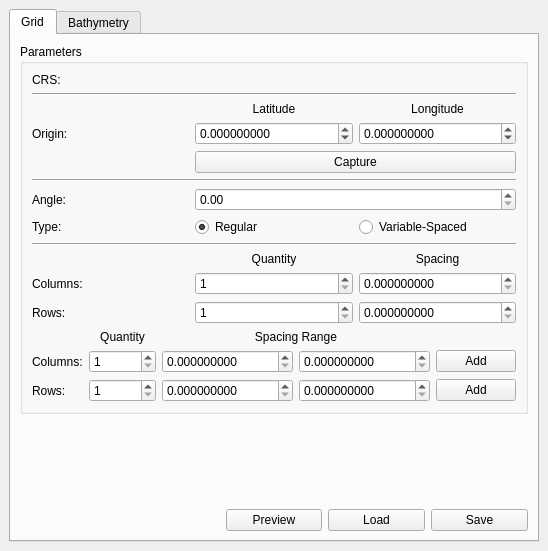
The window that mohid_qgis_dockwidget_base.ui (Mohid-Water-Modelling-System/MOHID_QGIS) describes before a commit, drawn with Qt 5.
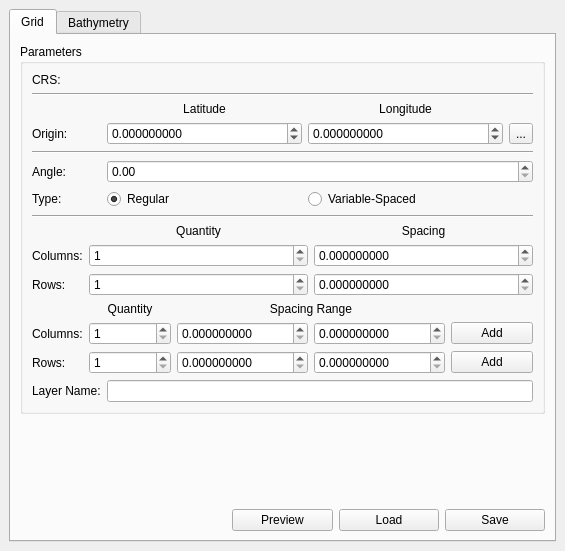
The same window after the commit. Custom widgets are drawn as their Qt base class.

Commit message: Add capture point tool

What changed in the file:
```diff
--- a/mohid_qgis_dockwidget_base.ui
+++ b/mohid_qgis_dockwidget_base.ui
@@ -6,7 +6,7 @@
             <rect>
                 <x>0</x>
                 <y>0</y>
-                <width>399</width>
+    <width>565</width>
                 <height>551</height>
             </rect>
         </property>
@@ -58,13 +58,132 @@
                                             <string>Parameters</string>
                                         </property>
                                         <layout class="QGridLayout" name="gridLayout">
-                                            <item row="6" column="0">
+           <item row="0" column="1" colspan="3">
+            <widget class="QgsProjectionSelectionWidget" name="mQgsProjectionSelectionWidget"/>
+           </item>
+           <item row="5" column="0">
                                                 <widget class="QLabel" name="labelAngle">
+             <property name="sizePolicy">
+              <sizepolicy hsizetype="Fixed" vsizetype="Preferred">
+               <horstretch>0</horstretch>
+               <verstretch>0</verstretch>
+              </sizepolicy>
+             </property>
                                                     <property name="text">
                                                         <string>Angle:</string>
                                                     </property>
                                                 </widget>
                                             </item>
+           <item row="8" column="0" colspan="4">
+            <widget class="QWidget" name="widgetRegular" native="true">
+             <layout class="QGridLayout" name="gridLayout_3">
+              <property name="leftMargin">
+               <number>0</number>
+              </property>
+              <property name="topMargin">
+               <number>0</number>
+              </property>
+              <property name="rightMargin">
+               <number>0</number>
+              </property>
+              <property name="bottomMargin">
+               <number>0</number>
+              </property>
+              <item row="0" column="1">
+               <widget class="QLabel" name="labelRegularQuantity">
+                <property name="text">
+                 <string>Quantity</string>
+                </property>
+                <property name="alignment">
+                 <set>Qt::AlignCenter</set>
+                </property>
+               </widget>
+              </item>
+              <item row="2" column="1">
+               <widget class="QSpinBox" name="spinBoxRegularRowsQuantity">
+                <property name="minimum">
+                 <number>1</number>
+                </property>
+                <property name="maximum">
+                 <number>999999999</number>
+                </property>
+               </widget>
+              </item>
+              <item row="0" column="2">
+               <widget class="QLabel" name="labelRegularSpacing">
+                <property name="text">
+                 <string>Spacing</string>
+                </property>
+                <property name="alignment">
+                 <set>Qt::AlignCenter</set>
+                </property>
+               </widget>
+              </item>
+              <item row="1" column="0">
+               <widget class="QLabel" name="labelRegularColumns">
+                <property name="sizePolicy">
+                 <sizepolicy hsizetype="Fixed" vsizetype="Preferred">
+                  <horstretch>0</horstretch>
+                  <verstretch>0</verstretch>
+                 </sizepolicy>
+                </property>
+                <property name="text">
+                 <string>Columns:</string>
+                </property>
+                <property name="scaledContents">
+                 <bool>false</bool>
+                </property>
+                <property name="wordWrap">
+                 <bool>false</bool>
+                </property>
+               </widget>
+              </item>
+              <item row="1" column="2">
+               <widget class="QDoubleSpinBox" name="doubleSpinBoxRegularColumnsSpacing">
+                <property name="decimals">
+                 <number>9</number>
+                </property>
+                <property name="maximum">
+                 <double>999999999.000000000000000</double>
+                </property>
+               </widget>
+              </item>
+              <item row="2" column="0">
+               <widget class="QLabel" name="labelRegularRows">
+                <property name="sizePolicy">
+                 <sizepolicy hsizetype="Fixed" vsizetype="Preferred">
+                  <horstretch>0</horstretch>
+                  <verstretch>0</verstretch>
+                 </sizepolicy>
+                </property>
+                <property name="text">
+                 <string>Rows:</string>
+                </property>
+               </widget>
+              </item>
+              <item row="1" column="1">
+               <widget class="QSpinBox" name="spinBoxRegularColumnsQuantity">
+                <property name="minimum">
+                 <number>1</number>
+                </property>
+                <property name="maximum">
+                 <number>999999999</number>
+                </property>
+               </widget>
+              </item>
+              <item row="2" column="2">
+               <widget class="QDoubleSpinBox" name="doubleSpinBoxRegularRowsSpacing">
+                <property name="decimals">
+                 <number>9</number>
+                </property>
+                <property name="maximum">
+                 <double>999999999.000000000000000</double>
+                </property>
+               </widget>
+              </item>
+             </layout>
+            </widget>
+           </item>
                                             <item row="3" column="1">
                                                 <widget class="QDoubleSpinBox" name="doubleSpinBoxOriginLatitude">
                                                     <property name="decimals">
@@ -78,7 +197,71 @@
                                                     </property>
                                                 </widget>
                                             </item>
-                                            <item row="7" column="1">
+           <item row="4" column="0" colspan="4">
+            <widget class="Line" name="line_2">
+             <property name="orientation">
+              <enum>Qt::Horizontal</enum>
+             </property>
+            </widget>
+           </item>
+           <item row="0" column="0">
+            <widget class="QLabel" name="labelCRS">
+             <property name="sizePolicy">
+              <sizepolicy hsizetype="Fixed" vsizetype="Preferred">
+               <horstretch>0</horstretch>
+               <verstretch>0</verstretch>
+              </sizepolicy>
+             </property>
+             <property name="text">
+              <string>CRS:</string>
+             </property>
+            </widget>
+           </item>
+           <item row="3" column="2">
+            <widget class="QDoubleSpinBox" name="doubleSpinBoxOriginLongitude">
+             <property name="decimals">
+              <number>9</number>
+             </property>
+             <property name="minimum">
+              <double>-999999999.000000000000000</double>
+             </property>
+             <property name="maximum">
+              <double>999999999.000000000000000</double>
+             </property>
+            </widget>
+           </item>
+           <item row="3" column="3">
+            <widget class="QToolButton" name="toolButtonCapturePoint">
+             <property name="text">
+              <string>...</string>
+             </property>
+            </widget>
+           </item>
+           <item row="1" column="0" colspan="4">
+            <widget class="Line" name="line">
+             <property name="orientation">
+              <enum>Qt::Horizontal</enum>
+             </property>
+            </widget>
+           </item>
+           <item row="2" column="1">
+            <widget class="QLabel" name="labelLatitude">
+             <property name="text">
+              <string>Latitude</string>
+             </property>
+             <property name="alignment">
+              <set>Qt::AlignCenter</set>
+             </property>
+            </widget>
+           </item>
+           <item row="7" column="0" colspan="4">
+            <widget class="Line" name="line_3">
+             <property name="orientation">
+              <enum>Qt::Horizontal</enum>
+             </property>
+            </widget>
+           </item>
+           <item row="6" column="1">
                                                 <widget class="QRadioButton" name="radioButtonRegular">
                                                     <property name="enabled">
                                                         <bool>true</bool>
@@ -91,28 +274,63 @@
                                                     </property>
                                                 </widget>
                                             </item>
-                                            <item row="4" column="1" colspan="2">
-                                                <widget class="QPushButton" name="pushButtonCapture">
+           <item row="2" column="2">
+            <widget class="QLabel" name="labelLongitude">
                                                     <property name="text">
-                                                        <string>Capture</string>
-                                                    </property>
-                                                </widget>
-                                            </item>
-                                            <item row="1" column="0" colspan="3">
-                                                <widget class="Line" name="line">
-                                                    <property name="orientation">
-                                                        <enum>Qt::Horizontal</enum>
+              <string>Longitude</string>
+             </property>
+             <property name="alignment">
+              <set>Qt::AlignCenter</set>
                                                     </property>
                                                 </widget>
                                             </item>
-                                            <item row="7" column="2">
+           <item row="6" column="2">
                                                 <widget class="QRadioButton" name="radioButtonVariableSpaced">
                                                     <property name="text">
                                                         <string>Variable-Spaced</string>
                                                     </property>
                                                 </widget>
                                             </item>
-                                            <item row="10" column="0" colspan="3">
+           <item row="5" column="1" colspan="3">
+            <widget class="QDoubleSpinBox" name="doubleSpinBoxAngle"/>
+           </item>
+           <item row="6" column="0">
+            <widget class="QLabel" name="labelType">
+             <property name="text">
+              <string>Type:</string>
+             </property>
+            </widget>
+           </item>
+           <item row="3" column="0">
+            <widget class="QLabel" name="labelOrigin">
+             <property name="sizePolicy">
+              <sizepolicy hsizetype="Fixed" vsizetype="Preferred">
+               <horstretch>0</horstretch>
+               <verstretch>0</verstretch>
+              </sizepolicy>
+             </property>
+             <property name="text">
+              <string>Origin:</string>
+             </property>
+            </widget>
+           </item>
+           <item row="11" column="0">
+            <widget class="QLabel" name="labelLayerName">
+             <property name="sizePolicy">
+              <sizepolicy hsizetype="Fixed" vsizetype="Preferred">
+               <horstretch>0</horstretch>
+               <verstretch>0</verstretch>
+              </sizepolicy>
+             </property>
+             <property name="text">
+              <string>Layer Name:</string>
+             </property>
+            </widget>
+           </item>
+           <item row="11" column="1" colspan="3">
+            <widget class="QLineEdit" name="lineEditLayerName"/>
+           </item>
+           <item row="10" column="0" colspan="4">
                                                 <widget class="QWidget" name="widgetVariableSpaced" native="true">
                                                     <property name="enabled">
                                                         <bool>true</bool>
@@ -133,30 +351,39 @@
                                                         <property name="bottomMargin">
                                                             <number>0</number>
                                                         </property>
-                                                        <item row="2" column="0">
-                                                            <widget class="QLabel" name="labelVariableSpacedColumns">
-                                                                <property name="text">
-                                                                    <string>Columns:</string>
-                                                                </property>
-                                                            </widget>
-                                                        </item>
-                                                        <item row="2" column="2">
-                                                            <widget class="QDoubleSpinBox" name="doubleSpinBoxVariableSpacedColumnsSpacingStart">
-                                                                <property name="decimals">
-                                                                    <number>9</number>
-                                                                </property>
-                                                                <property name="maximum">
-                                                                    <double>999999999.000000000000000</double>
-                                                                </property>
-                                                            </widget>
-                                                        </item>
                                                         <item row="3" column="0">
                                                             <widget class="QLabel" name="labelVariableSpacedRows">
+                <property name="sizePolicy">
+                 <sizepolicy hsizetype="Fixed" vsizetype="Preferred">
+                  <horstretch>0</horstretch>
+                  <verstretch>0</verstretch>
+                 </sizepolicy>
+                </property>
                                                                 <property name="text">
                                                                     <string>Rows:</string>
                                                                 </property>
                                                             </widget>
                                                         </item>
+              <item row="0" column="1">
+               <widget class="QLabel" name="labelVariableSpacedQuantity">
+                <property name="text">
+                 <string>Quantity</string>
+                </property>
+                <property name="alignment">
+                 <set>Qt::AlignCenter</set>
+                </property>
+               </widget>
+              </item>
+              <item row="3" column="2">
+               <widget class="QDoubleSpinBox" name="doubleSpinBoxVariableSpacedRowsSpacingStart">
+                <property name="decimals">
+                 <number>9</number>
+                </property>
+                <property name="maximum">
+                 <double>999999999.000000000000000</double>
+                </property>
+               </widget>
+              </item>
                                                         <item row="3" column="3">
                                                             <widget class="QDoubleSpinBox" name="doubleSpinBoxVariableSpacedRowsSpacingEnd">
                                                                 <property name="decimals">
@@ -167,26 +394,6 @@
                                                                 </property>
                                                             </widget>
                                                         </item>
-                                                        <item row="3" column="1">
-                                                            <widget class="QSpinBox" name="spinBoxVariableSpacedRowsQuantity">
-                                                                <property name="minimum">
-                                                                    <number>1</number>
-                                                                </property>
-                                                                <property name="maximum">
-                                                                    <number>999999999</number>
-                                                                </property>
-                                                            </widget>
-                                                        </item>
-                                                        <item row="2" column="1">
-                                                            <widget class="QSpinBox" name="spinBoxVariableSpacedColumnsQuantity">
-                                                                <property name="minimum">
-                                                                    <number>1</number>
-                                                                </property>
-                                                                <property name="maximum">
-                                                                    <number>999999999</number>
-                                                                </property>
-                                                            </widget>
-                                                        </item>
                                                         <item row="0" column="2" colspan="2">
                                                             <widget class="QLabel" name="labelSpacingRange">
                                                                 <property name="text">
@@ -214,23 +421,23 @@
                                                                 </property>
                                                             </widget>
                                                         </item>
-                                                        <item row="3" column="2">
-                                                            <widget class="QDoubleSpinBox" name="doubleSpinBoxVariableSpacedRowsSpacingStart">
+              <item row="3" column="1">
+               <widget class="QSpinBox" name="spinBoxVariableSpacedRowsQuantity">
+                <property name="minimum">
+                 <number>1</number>
+                </property>
                                                                 <property name="maximum">
                                                                     <number>999999999</number>
                                                                 </property>
-                                                                <property name="decimals">
-                                                                    <number>9</number>
-                                                                </property>
-                                                            </widget>
-                                                        </item>
-                                                        <item row="0" column="1">
-                                                            <widget class="QLabel" name="labelVariableSpacedQuantity">
-                                                                <property name="text">
-                                                                    <string>Quantity</string>
-                                                                </property>
-                                                                <property name="alignment">
-                                                                    <set>Qt::AlignCenter</set>
+               </widget>
+              </item>
+              <item row="2" column="1">
+               <widget class="QSpinBox" name="spinBoxVariableSpacedColumnsQuantity">
+                <property name="minimum">
+                 <number>1</number>
+                </property>
+                <property name="maximum">
+                 <number>999999999</number>
                                                                 </property>
                                                             </widget>
                                                         </item>
@@ -241,137 +448,21 @@
                                                                 </property>
                                                             </widget>
                                                         </item>
-                                                    </layout>
-                                                </widget>
-                                            </item>
-                                            <item row="3" column="0">
-                                                <widget class="QLabel" name="labelOrigin">
-                                                    <property name="text">
-                                                        <string>Origin:</string>
-                                                    </property>
-                                                </widget>
-                                            </item>
-                                            <item row="7" column="0">
-                                                <widget class="QLabel" name="labelType">
-                                                    <property name="text">
-                                                        <string>Type:</string>
-                                                    </property>
-                                                </widget>
-                                            </item>
-                                            <item row="3" column="2">
-                                                <widget class="QDoubleSpinBox" name="doubleSpinBoxOriginLongitude">
-                                                    <property name="decimals">
-                                                        <number>9</number>
-                                                    </property>
-                                                    <property name="minimum">
-                                                        <double>-999999999.000000000000000</double>
-                                                    </property>
-                                                    <property name="maximum">
-                                                        <double>999999999.000000000000000</double>
-                                                    </property>
-                                                </widget>
-                                            </item>
-                                            <item row="5" column="0" colspan="3">
-                                                <widget class="Line" name="line_2">
-                                                    <property name="orientation">
-                                                        <enum>Qt::Horizontal</enum>
-                                                    </property>
-                                                </widget>
-                                            </item>
-                                            <item row="6" column="1" colspan="2">
-                                                <widget class="QDoubleSpinBox" name="doubleSpinBoxAngle" />
-                                            </item>
-                                            <item row="2" column="2">
-                                                <widget class="QLabel" name="labelLongitude">
-                                                    <property name="text">
-                                                        <string>Longitude</string>
-                                                    </property>
-                                                    <property name="alignment">
-                                                        <set>Qt::AlignCenter</set>
-                                                    </property>
-                                                </widget>
-                                            </item>
-                                            <item row="9" column="0" colspan="3">
-                                                <widget class="QWidget" name="widgetRegular" native="true">
-                                                    <layout class="QGridLayout" name="gridLayout_3">
-                                                        <property name="leftMargin">
-                                                            <number>0</number>
-                                                        </property>
-                                                        <property name="topMargin">
-                                                            <number>0</number>
-                                                        </property>
-                                                        <property name="rightMargin">
-                                                            <number>0</number>
-                                                        </property>
-                                                        <property name="bottomMargin">
-                                                            <number>0</number>
-                                                        </property>
-                                                        <item row="0" column="1">
-                                                            <widget class="QLabel" name="labelRegularQuantity">
-                                                                <property name="text">
-                                                                    <string>Quantity</string>
-                                                                </property>
-                                                                <property name="alignment">
-                                                                    <set>Qt::AlignCenter</set>
-                                                                </property>
-                                                            </widget>
-                                                        </item>
-                                                        <item row="2" column="1">
-                                                            <widget class="QSpinBox" name="spinBoxRegularRowsQuantity">
-                                                                <property name="minimum">
-                                                                    <number>1</number>
-                                                                </property>
-                                                                <property name="maximum">
-                                                                    <number>999999999</number>
-                                                                </property>
-                                                            </widget>
-                                                        </item>
-                                                        <item row="0" column="2">
-                                                            <widget class="QLabel" name="labelRegularSpacing">
-                                                                <property name="text">
-                                                                    <string>Spacing</string>
-                                                                </property>
-                                                                <property name="alignment">
-                                                                    <set>Qt::AlignCenter</set>
-                                                                </property>
-                                                            </widget>
-                                                        </item>
-                                                        <item row="1" column="0">
-                                                            <widget class="QLabel" name="labelRegularColumns">
-                                                                <property name="text">
-                                                                    <string>Columns:</string>
-                                                                </property>
-                                                            </widget>
-                                                        </item>
-                                                        <item row="1" column="2">
-                                                            <widget class="QDoubleSpinBox" name="doubleSpinBoxRegularColumnsSpacing">
-                                                                <property name="decimals">
-                                                                    <number>9</number>
-                                                                </property>
-                                                                <property name="maximum">
-                                                                    <double>999999999.000000000000000</double>
-                                                                </property>
-                                                            </widget>
-                                                        </item>
                                                         <item row="2" column="0">
-                                                            <widget class="QLabel" name="labelRegularRows">
+               <widget class="QLabel" name="labelVariableSpacedColumns">
+                <property name="sizePolicy">
+                 <sizepolicy hsizetype="Fixed" vsizetype="Preferred">
+                  <horstretch>0</horstretch>
+                  <verstretch>0</verstretch>
+                 </sizepolicy>
+                </property>
                                                                 <property name="text">
-                                                                    <string>Rows:</string>
-                                                                </property>
-                                                            </widget>
-                                                        </item>
-                                                        <item row="1" column="1">
-                                                            <widget class="QSpinBox" name="spinBoxRegularColumnsQuantity">
-                                                                <property name="minimum">
-                                                                    <number>1</number>
-                                                                </property>
-                                                                <property name="maximum">
-                                                                    <number>999999999</number>
+                 <string>Columns:</string>
                                                                 </property>
                                                             </widget>
                                                         </item>
                                                         <item row="2" column="2">
-                                                            <widget class="QDoubleSpinBox" name="doubleSpinBoxRegularRowsSpacing">
+               <widget class="QDoubleSpinBox" name="doubleSpinBoxVariableSpacedColumnsSpacingStart">
                                                                 <property name="decimals">
                                                                     <number>9</number>
                                                                 </property>
@@ -383,33 +474,6 @@
                                                     </layout>
                                                 </widget>
                                             </item>
-                                            <item row="8" column="0" colspan="3">
-                                                <widget class="Line" name="line_3">
-                                                    <property name="orientation">
-                                                        <enum>Qt::Horizontal</enum>
-                                                    </property>
-                                                </widget>
-                                            </item>
-                                            <item row="2" column="1">
-                                                <widget class="QLabel" name="labelLatitude">
-                                                    <property name="text">
-                                                        <string>Latitude</string>
-                                                    </property>
-                                                    <property name="alignment">
-                                                        <set>Qt::AlignCenter</set>
-                                                    </property>
-                                                </widget>
-                                            </item>
-                                            <item row="0" column="0">
-                                                <widget class="QLabel" name="labelCRS">
-                                                    <property name="text">
-                                                        <string>CRS:</string>
-                                                    </property>
-                                                </widget>
-                                            </item>
-                                            <item row="0" column="1" colspan="2">
-                                                <widget class="QgsProjectionSelectionWidget" name="mQgsProjectionSelectionWidget" />
-                                            </item>
                                         </layout>
                                     </widget>
                                 </item>
```
Left out of the diff: 5 changed lines with no effect on the pictures. Lines whose indentation alone changed are shown as unchanged. The commit also changes 3 other files.
